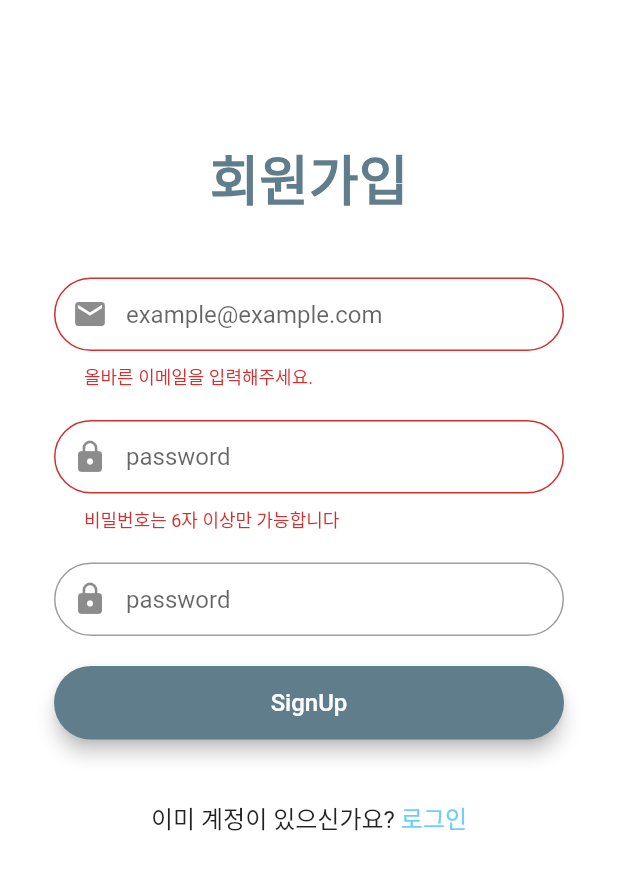
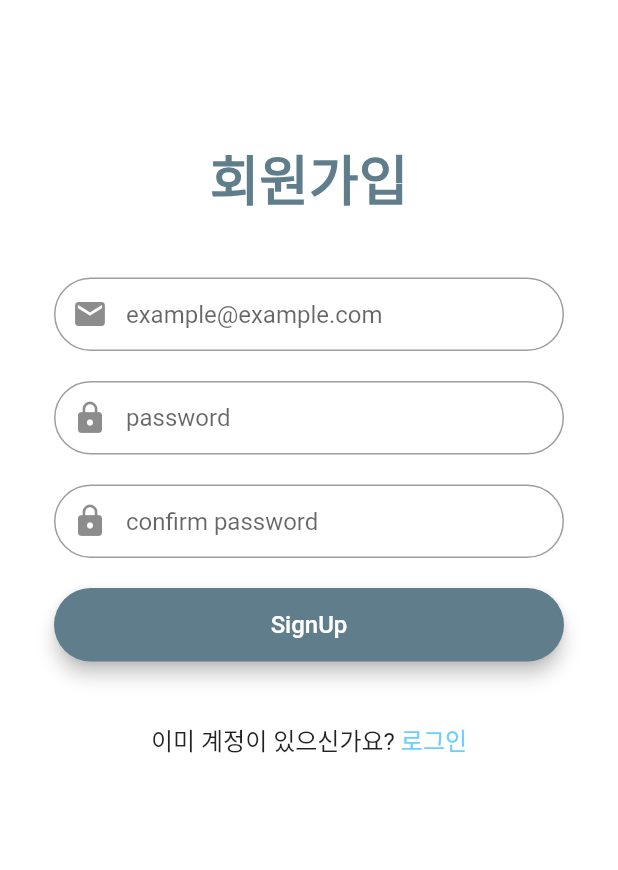
Before and after one commit to Aqudi/word_chain_game, a Flutter app: the screen it shows after launch, after a tap on "Login", after a tap on "회원가입", on a phone screen of 412 x 824 dp. Shown: the top 870 px of the screen. Run offline on Flutter 3.47's test engine with Material 2 defaults, Android fonts, the phone set to English and light mode, and no system bars; our stand-ins replace firebase_auth; accounts and stored records are empty; network calls fail; statements that could not run were skipped.

Commit message:
Login, Signup 분리

```diff
--- a/lib/constants.dart
+++ b/lib/constants.dart
@@ -3,4 +3,5 @@ const String rootRoute = "/";
 const String homeRoute = "/home";
 const String gameRoute = "/game";
 
-const String authRoute = "/auth";
+const String loginRoute = "/login";
+const String signupRoute = "/signUp";
--- a/lib/router.dart
+++ b/lib/router.dart
@@ -7,20 +7,27 @@ class Router {
   static Route<dynamic> generateRoute(RouteSettings settings) {
     switch (settings.name) {
       case rootRoute:
-        return MaterialPageRoute(builder: (_) => RootScreen());
+        return _buildPageRoute(RootScreen());
       case homeRoute:
-        return MaterialPageRoute(builder: (_) => HomeScreen());
+        return _buildPageRoute(HomeScreen());
       case gameRoute:
-        return MaterialPageRoute(builder: (_) => GameScreen());
-      case authRoute:
-        return MaterialPageRoute(builder: (_) => AuthScreen());
+        return _buildPageRoute(GameScreen());
+      case signupRoute:
+        return _buildPageRoute(SignUpScreen());
+      case loginRoute:
+        return _buildPageRoute(LoginScreen());
       default:
         return MaterialPageRoute(
-            builder: (_) =>
-                Scaffold(
-                  body: Center(
-                      child: Text('No route defined for ${settings.name}')),
-                ));
+          builder: (_) => Scaffold(
+            body: Center(child: Text('No route defined for ${settings.name}')),
+          ),
+        );
     }
   }
 }
+
+MaterialPageRoute _buildPageRoute(screen) {
+  return MaterialPageRoute(
+    builder: (context) => screen,
+  );
+}
--- /dev/null
+++ b/lib/screens/login_screen.dart
@@ -0,0 +1,192 @@
+import 'package:firebase_auth/firebase_auth.dart';
+import 'package:flutter/material.dart';
+import 'package:provider/provider.dart';
+import 'package:wordchaingame/constants.dart';
+import 'package:wordchaingame/providers/firebase_auth_provider.dart';
+
+class LoginScreen extends StatefulWidget {
+  LoginScreen({Key key}) : super(key: key);
+
+  final betweenFieldPadding =
+      const EdgeInsets.symmetric(vertical: 10, horizontal: 10);
+
+  @override
+  _LoginScreenState createState() => _LoginScreenState();
+}
+
+class _LoginScreenState extends State<LoginScreen> {
+  final _emailController = TextEditingController();
+  final _passwordController = TextEditingController();
+
+  GlobalKey<FormState> _formKey = GlobalKey<FormState>();
+
+  FirebaseAuthProvider _auth;
+
+  FirebaseUser user;
+
+  @override
+  void dispose() {
+    _emailController.dispose();
+    _passwordController.dispose();
+    super.dispose();
+  }
+
+  @override
+  Widget build(BuildContext context) {
+    _auth = Provider.of<FirebaseAuthProvider>(context);
+    user = _auth.user;
+
+    return Scaffold(
+      appBar: AppBar(
+        title: Text(""),
+      ),
+      body: Container(
+        child: SingleChildScrollView(
+          padding: const EdgeInsets.all(36.0),
+          child: Column(
+            crossAxisAlignment: CrossAxisAlignment.center,
+            mainAxisAlignment: MainAxisAlignment.center,
+            children: [
+              Text(
+                "로그인",
+                style: TextStyle(
+                  color: Colors.blueGrey,
+                  fontSize: 36,
+                  fontWeight: FontWeight.bold,
+                ),
+              ),
+              SizedBox(
+                height: 20,
+              ),
+              _buildLoginForm()
+            ],
+          ),
+        ),
+      ),
+    );
+  }
+
+  Widget _buildLoginForm() {
+    return Form(
+      key: _formKey,
+      child: Column(
+        children: [
+          Padding(padding: widget.betweenFieldPadding),
+          _buildEmailField(),
+          Padding(padding: widget.betweenFieldPadding),
+          _buildPasswordField(),
+          Padding(padding: widget.betweenFieldPadding),
+          _buildLoginButton(),
+          Padding(padding: widget.betweenFieldPadding),
+          Padding(padding: widget.betweenFieldPadding),
+          Row(
+            mainAxisAlignment: MainAxisAlignment.center,
+            children: [
+              Text(
+                "계정이 없으신가요? ",
+                style: TextStyle(
+                  fontSize: 16,
+                ),
+              ),
+              InkWell(
+                child: Text(
+                  "회원가입",
+                  style: TextStyle(
+                    fontSize: 16,
+                    color: Color(0xff6bceff),
+                  ),
+                ),
+                onTap: () => Navigator.pushNamed(context, signupRoute),
+              ),
+            ],
+          ),
+        ],
+      ),
+    );
+  }
+
+  Widget _buildEmailField() {
+    return TextFormField(
+      maxLines: 1,
+      textInputAction: TextInputAction.next,
+      keyboardType: TextInputType.emailAddress,
+      autocorrect: false,
+      decoration: InputDecoration(
+        prefixIcon: Icon(Icons.email),
+        hintText: "example@example.com",
+        contentPadding: EdgeInsets.symmetric(horizontal: 20, vertical: 15),
+        border: OutlineInputBorder(borderRadius: BorderRadius.circular(32.0)),
+      ),
+      controller: _emailController,
+      onSaved: (value) => _emailController
+        ..text = value.trim()
+        ..selection = TextSelection.collapsed(offset: 0),
+      validator: (value) {
+        if (!value.contains("@")) {
+          return "올바른 이메일을 입력해주세요.";
+        }
+        if (value.contains(" ")) {
+          return "이메일에 공백이 있습니다.";
+        }
+        return null;
+      },
+    );
+  }
+
+  Widget _buildPasswordField() {
+    return TextFormField(
+      style: TextStyle(fontFamily: ''),
+      maxLines: 1,
+      textInputAction: TextInputAction.done,
+      keyboardType: TextInputType.visiblePassword,
+      autocorrect: false,
+      obscureText: true,
+      decoration: InputDecoration(
+        prefixIcon: Icon(Icons.lock),
+        hintText: 'password',
+        contentPadding: EdgeInsets.symmetric(horizontal: 20, vertical: 15),
+        border: OutlineInputBorder(borderRadius: BorderRadius.circular(32.0)),
+      ),
+      controller: _passwordController,
+      onSaved: (value) => _passwordController
+        ..text = value.trim()
+        ..selection = TextSelection.collapsed(offset: 0),
+      validator: (value) {
+        if (value.length < 6) {
+          return "비밀번호는 6자 이상만 가능합니다";
+        }
+        return null;
+      },
+      onEditingComplete: () async => await _handleLogin(),
+    );
+  }
+
+  Widget _buildLoginButton() {
+    return Material(
+      elevation: 5.0,
+      borderRadius: BorderRadius.circular(30.0),
+      color: Colors.blueGrey,
+      child: MaterialButton(
+        minWidth: MediaQuery.of(context).size.width,
+        padding: EdgeInsets.symmetric(horizontal: 20, vertical: 15),
+        onPressed: () async => await _handleLogin(),
+        child: Text("Login",
+            textAlign: TextAlign.center,
+            style: TextStyle(
+              color: Colors.white,
+              fontSize: 16,
+            )),
+      ),
+    );
+  }
+
+  Future<bool> _handleLogin() {
+    if (_formKey.currentState.validate()) {
+      _formKey.currentState.save();
+    }
+    return _auth.signInWithEmailAndPassword(
+      email: _emailController.text,
+      password: _passwordController.text,
+    );
+  }
+}
--- a/lib/screens/root_screen.dart
+++ b/lib/screens/root_screen.dart
@@ -1,8 +1,8 @@
 import 'package:flutter/material.dart';
 import 'package:provider/provider.dart';
 import 'package:wordchaingame/providers/firebase_auth_provider.dart';
-import 'package:wordchaingame/screens/auth_screen.dart';
 import 'package:wordchaingame/screens/home_screen.dart';
+import 'package:wordchaingame/screens/login_screen.dart';
 
 class RootScreen extends StatefulWidget {
   @override
@@ -19,6 +19,6 @@ class _RootScreenState extends State<RootScreen> {
     if (_auth.loggedIn) {
       return HomeScreen();
     }
-    return AuthScreen();
+    return LoginScreen();
   }
 }
--- a/lib/screens/screens.dart
+++ b/lib/screens/screens.dart
@@ -6,4 +6,5 @@ export 'home_screen.dart';
 export 'game_screen.dart';
 
 // not logged in page
-export 'auth_screen.dart';
+export 'login_screen.dart';
+export 'signup_screen.dart';
--- a/lib/screens/auth_screen.dart
+++ b/lib/screens/signup_screen.dart
@@ -1,21 +1,23 @@
 import 'package:firebase_auth/firebase_auth.dart';
 import 'package:flutter/material.dart';
 import 'package:provider/provider.dart';
+import 'package:wordchaingame/constants.dart';
 import 'package:wordchaingame/providers/firebase_auth_provider.dart';
 
-class AuthScreen extends StatefulWidget {
-  AuthScreen({Key key}) : super(key: key);
+class SignUpScreen extends StatefulWidget {
+  SignUpScreen({Key key}) : super(key: key);
 
   final betweenFieldPadding =
       const EdgeInsets.symmetric(vertical: 10, horizontal: 10);
 
   @override
-  _AuthScreenState createState() => _AuthScreenState();
+  _SignUpScreenState createState() => _SignUpScreenState();
 }
 
-class _AuthScreenState extends State<AuthScreen> {
+class _SignUpScreenState extends State<SignUpScreen> {
   final _emailController = TextEditingController();
   final _passwordController = TextEditingController();
+  final _passwordConfirmController = TextEditingController();
 
   GlobalKey<FormState> _formKey = GlobalKey<FormState>();
 
@@ -23,12 +25,11 @@ class _AuthScreenState extends State<AuthScreen> {
 
   FirebaseUser user;
 
-  ValueNotifier<bool> _isLoginForm = ValueNotifier(true);
-
   @override
   void dispose() {
     _emailController.dispose();
     _passwordController.dispose();
+    _passwordConfirmController.dispose();
     super.dispose();
   }
 
@@ -44,15 +45,12 @@ class _AuthScreenState extends State<AuthScreen> {
       body: Container(
         child: SingleChildScrollView(
           padding: const EdgeInsets.all(36.0),
-          child: ValueListenableBuilder(
-            valueListenable: _isLoginForm,
-            builder: (BuildContext context, bool isLoginForm, Widget widget) {
-              return Column(
+          child: Column(
             crossAxisAlignment: CrossAxisAlignment.center,
             mainAxisAlignment: MainAxisAlignment.center,
             children: [
               Text(
-                    isLoginForm ? "로그인" : "회원가입",
+                "회원가입",
                 style: TextStyle(
                   color: Colors.blueGrey,
                   fontSize: 36,
@@ -62,51 +60,10 @@ class _AuthScreenState extends State<AuthScreen> {
               SizedBox(
                 height: 20,
               ),
-                  isLoginForm ? _buildLoginForm() : _buildSignUpForm()
+              _buildSignUpForm()
             ],
-              );
-            },
           ),
         ),
-      ),
-    );
-  }
-
-  Widget _buildLoginForm() {
-    return Form(
-      key: _formKey,
-      child: Column(
-        children: [
-          Padding(padding: widget.betweenFieldPadding),
-          _buildEmailField(),
-          Padding(padding: widget.betweenFieldPadding),
-          _buildPasswordField(),
-          Padding(padding: widget.betweenFieldPadding),
-          _buildLoginButton(),
-          Padding(padding: widget.betweenFieldPadding),
-          Padding(padding: widget.betweenFieldPadding),
-          Row(
-            mainAxisAlignment: MainAxisAlignment.center,
-            children: [
-              Text(
-                "계정이 없으신가요? ",
-                style: TextStyle(
-                  fontSize: 16,
-                ),
-              ),
-              InkWell(
-                child: Text(
-                  "회원가입",
-                  style: TextStyle(
-                    fontSize: 16,
-                    color: Color(0xff6bceff),
-                  ),
-                ),
-                onTap: () => _isLoginForm.value = false,
-              ),
-            ],
-          ),
-        ],
       ),
     );
   }
@@ -143,7 +100,7 @@ class _AuthScreenState extends State<AuthScreen> {
                     color: Color(0xff6bceff),
                   ),
                 ),
-                onTap: () => _isLoginForm.value = true,
+                onTap: () => Navigator.pushNamed(context, loginRoute),
               ),
             ],
           ),
@@ -155,6 +112,7 @@ class _AuthScreenState extends State<AuthScreen> {
   Widget _buildEmailField() {
     return TextFormField(
       maxLines: 1,
+      textInputAction: TextInputAction.next,
       keyboardType: TextInputType.emailAddress,
       autocorrect: false,
       decoration: InputDecoration(
@@ -164,12 +122,14 @@ class _AuthScreenState extends State<AuthScreen> {
         border: OutlineInputBorder(borderRadius: BorderRadius.circular(32.0)),
       ),
       controller: _emailController,
-      onSaved: (value) => _emailController.text = value.trim(),
+      onSaved: (value) => _emailController
+        ..text = value.trim()
+        ..selection = TextSelection.collapsed(offset: 0),
       validator: (value) {
         if (!value.contains("@")) {
           return "올바른 이메일을 입력해주세요.";
         }
-        if(value.contains(" ")){
+        if (value.contains(" ")) {
           return "이메일에 공백이 있습니다.";
         }
         return null;
@@ -181,6 +141,7 @@ class _AuthScreenState extends State<AuthScreen> {
     return TextFormField(
       style: TextStyle(fontFamily: ''),
       maxLines: 1,
+      textInputAction: TextInputAction.next,
       keyboardType: TextInputType.visiblePassword,
       autocorrect: false,
       obscureText: true,
@@ -191,7 +152,9 @@ class _AuthScreenState extends State<AuthScreen> {
         border: OutlineInputBorder(borderRadius: BorderRadius.circular(32.0)),
       ),
       controller: _passwordController,
-      onSaved: (value) => _passwordController.text = value.trim(),
+      onSaved: (value) => _passwordController
+        ..text = value.trim()
+        ..selection = TextSelection.collapsed(offset: 0),
       validator: (value) {
         if (value.length < 6) {
           return "비밀번호는 6자 이상만 가능합니다";
@@ -205,47 +168,32 @@ class _AuthScreenState extends State<AuthScreen> {
     return TextFormField(
       style: TextStyle(fontFamily: ''),
       maxLines: 1,
+      textInputAction: TextInputAction.done,
       keyboardType: TextInputType.visiblePassword,
       autocorrect: false,
       obscureText: true,
       decoration: InputDecoration(
         prefixIcon: Icon(Icons.lock),
-        hintText: 'password',
+        hintText: 'confirm password',
         contentPadding: EdgeInsets.symmetric(horizontal: 20, vertical: 15),
         border: OutlineInputBorder(borderRadius: BorderRadius.circular(32.0)),
       ),
-      controller: _passwordController,
-      onSaved: (value) => _passwordController.text = value.trim(),
+      controller: _passwordConfirmController,
+      onSaved: (value) => _passwordConfirmController
+        ..text = value.trim()
+        ..selection = TextSelection.collapsed(offset: 0),
       validator: (value) {
-        if (value.length < 6) {
-          return "비밀번호는 6자 이상만 가능합니다";
+        if (_passwordController.text == value) {
+          return "입력하신 비밀번호와 같지 않습니다.";
         }
         return null;
       },
-    );
+      onEditingComplete: () async {
+        bool success = await _handleSignUp();
+        if (success) {
+          return Navigator.pushReplacementNamed(context, loginRoute);
         }
-
-  Widget _buildLoginButton() {
-    return Material(
-      elevation: 5.0,
-      borderRadius: BorderRadius.circular(30.0),
-      color: Colors.blueGrey,
-      child: MaterialButton(
-        minWidth: MediaQuery.of(context).size.width,
-        padding: EdgeInsets.symmetric(horizontal: 20, vertical: 15),
-        onPressed: () {
-          if (_formKey.currentState.validate()) {
-            _formKey.currentState.save();
-          }
-          _handleLogin();
       },
-        child: Text("Login",
-            textAlign: TextAlign.center,
-            style: TextStyle(
-              color: Colors.white,
-              fontSize: 16,
-            )),
-      ),
     );
   }
 
@@ -257,34 +205,26 @@ class _AuthScreenState extends State<AuthScreen> {
       child: MaterialButton(
         minWidth: MediaQuery.of(context).size.width,
         padding: EdgeInsets.symmetric(horizontal: 20, vertical: 15),
-        onPressed: () {
-          if (_formKey.currentState.validate()) {
-            _formKey.currentState.save();
-          }
-          _handleSignUp();
-        },
-        child: Text("SignUp",
+        onPressed: () async => await _handleSignUp(),
+        child: Text(
+          "SignUp",
           textAlign: TextAlign.center,
           style: TextStyle(
             color: Colors.white,
             fontSize: 16,
-            )),
+          ),
+        ),
       ),
     );
   }
 
-  Future<void> _handleLogin() async {
-    await _auth.signInWithEmailAndPassword(
+  Future<bool> _handleSignUp() {
+    if (_formKey.currentState.validate()) {
+      _formKey.currentState.save();
+    }
+    return _auth.signUpWithEmailAndPassword(
       email: _emailController.text,
       password: _passwordController.text,
     );
   }
-
-  Future<void> _handleSignUp() async {
-    await _auth.signUpWithEmailAndPassword(
-      email: _emailController.text,
-      password: _passwordController.text,
-    );
-    _isLoginForm.value = true;
 }
-}
```
Lines whose indentation alone changed are shown as unchanged.
